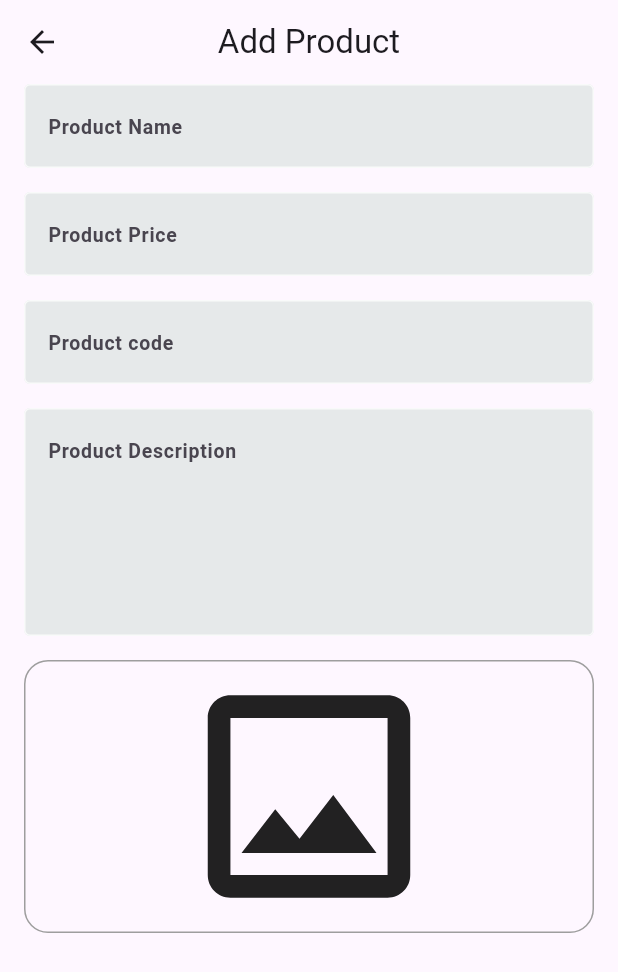
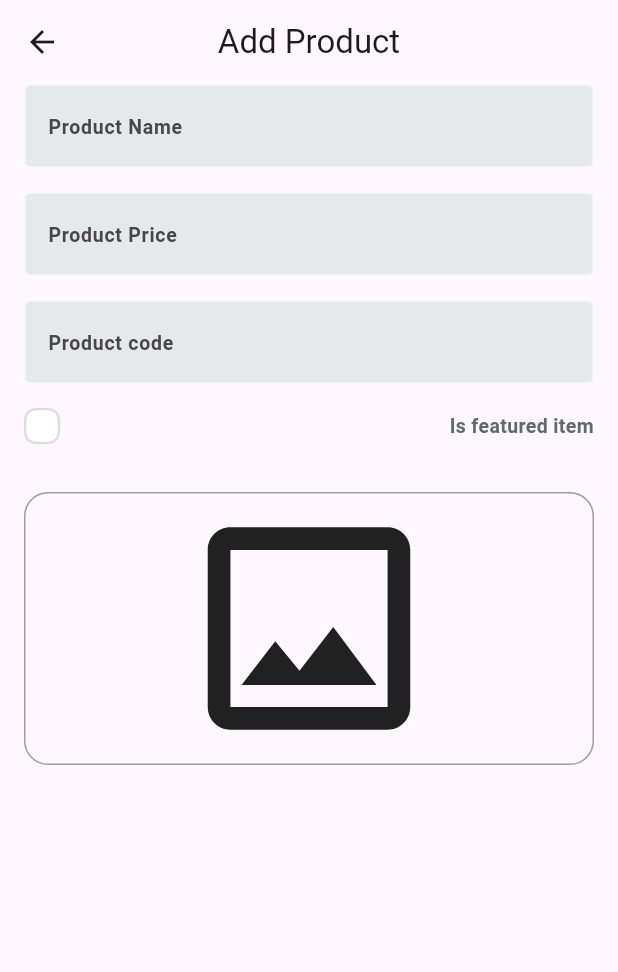
Before and after one commit to Eslamadelelkhouly/fruit_dashboard, a Flutter app: the AddProductView screen opened by its route, on a phone screen of 412 x 824 dp. Shown: the top 972 px of the screen. Run offline on Flutter 3.47's test engine with Material 3 defaults, Android fonts, the phone set to English and light mode, and no system bars; drawn by our look-alikes of skeletonizer; our stand-ins replace firebase_core, image_picker; accounts and stored records are empty.

Commit message:
create add feature item check box

```diff
--- a/lib/feature/add_product/presentation/views/widgets/add_product_view_body.dart
+++ b/lib/feature/add_product/presentation/views/widgets/add_product_view_body.dart
@@ -1,4 +1,6 @@
 import 'package:flutter/material.dart';
+import 'package:fruit_dashboard/feature/add_product/presentation/views/widgets/custom_check_box.dart';
+import 'package:fruit_dashboard/feature/add_product/presentation/views/widgets/custom_text_check_box.dart';
 import 'package:fruit_dashboard/feature/add_product/presentation/views/widgets/custom_text_form_field.dart';
 import 'package:fruit_dashboard/feature/add_product/presentation/views/widgets/image_field.dart';
 
@@ -37,10 +39,11 @@ class _AddProductViewBodyState extends State<AddProductViewBody> {
                 keyboardType: TextInputType.text,
               ),
               const SizedBox(height: 16),
-              CustomTextFormField(
-                text: 'Product Description',
-                keyboardType: TextInputType.multiline,
-                maxLines: 5,
+              IsFeaturedItem(
+                onChanged: (value) {},
+              ),
+              SizedBox(
+                height: 16,
               ),
               SizedBox(
                 height: 16,
--- /dev/null
+++ b/lib/feature/add_product/presentation/views/widgets/custom_check_box.dart
@@ -0,0 +1,44 @@
+import 'package:flutter/material.dart';
+import 'package:fruit_dashboard/core/utils/constants/color_app.dart';
+
+class CustomCheckBox extends StatelessWidget {
+  const CustomCheckBox(
+      {super.key, required this.isChecked, required this.onChanged});
+  final bool isChecked;
+  final ValueChanged<bool> onChanged;
+  @override
+  Widget build(BuildContext context) {
+    return GestureDetector(
+      onTap: () {
+        onChanged(!isChecked);
+      },
+      child: AnimatedContainer(
+        width: 24,
+        height: 24,
+        duration: Duration(
+          microseconds: 300,
+        ),
+        decoration: ShapeDecoration(
+          color: isChecked ? ColorApp.kPrimaryColor : Colors.white,
+          shape: RoundedRectangleBorder(
+            side: BorderSide(
+              width: 1.50,
+              color: isChecked ? Colors.transparent : Color(0xFFDCDEDE),
+            ),
+            borderRadius: BorderRadius.circular(8),
+          ),
+        ),
+        child: isChecked
+            ? Padding(
+                padding: EdgeInsets.all(2),
+                child: Icon(
+                  Icons.check,
+                  color: Colors.white,
+                  size: 16,
+                ),
+              )
+            : SizedBox(),
+      ),
+    );
+  }
+}
--- /dev/null
+++ b/lib/feature/add_product/presentation/views/widgets/custom_text_check_box.dart
@@ -0,0 +1,48 @@
+import 'package:flutter/material.dart';
+import 'package:fruit_dashboard/core/utils/constants/app_text_style.dart';
+import 'package:fruit_dashboard/feature/add_product/presentation/views/widgets/custom_check_box.dart';
+
+class IsFeaturedItem extends StatefulWidget {
+  const IsFeaturedItem({super.key, required this.onChanged});
+
+  final ValueChanged<bool> onChanged;
+  @override
+  State<IsFeaturedItem> createState() => _CustomTextCheckBoxState();
+}
+
+class _CustomTextCheckBoxState extends State<IsFeaturedItem> {
+  bool isChecked = false;
+  @override
+  Widget build(BuildContext context) {
+    return Row(
+      children: [
+        CustomCheckBox(
+          onChanged: (value) {
+            isChecked = value;
+            widget.onChanged(value);
+            setState(() {});
+          },
+          isChecked: isChecked,
+        ),
+        SizedBox(
+          width: 16,
+        ),
+        Expanded(
+          child: Text.rich(
+            TextSpan(
+              children: [
+                TextSpan(
+                  text: 'Is featured item',
+                  style: TextStyles.semiBold13.copyWith(
+                    color: Color(0xFF616A6B),
+                  ),
+                ),
+              ],
+            ),
+            textAlign: TextAlign.right,
+          ),
+        ),
+      ],
+    );
+  }
+}
```
